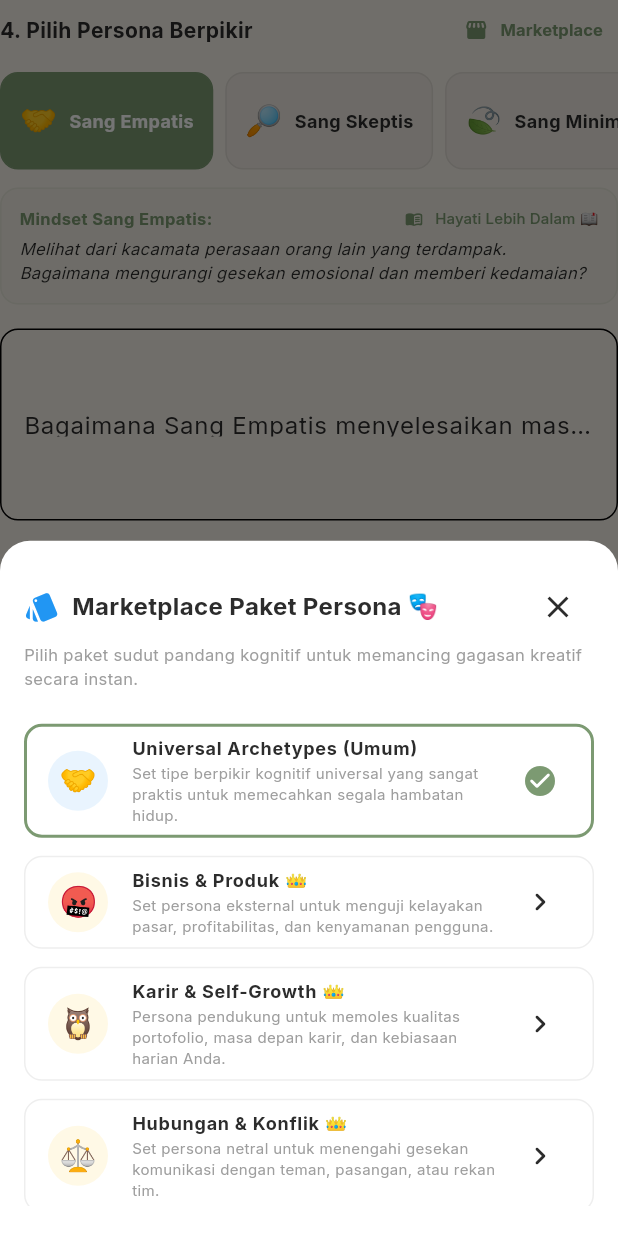
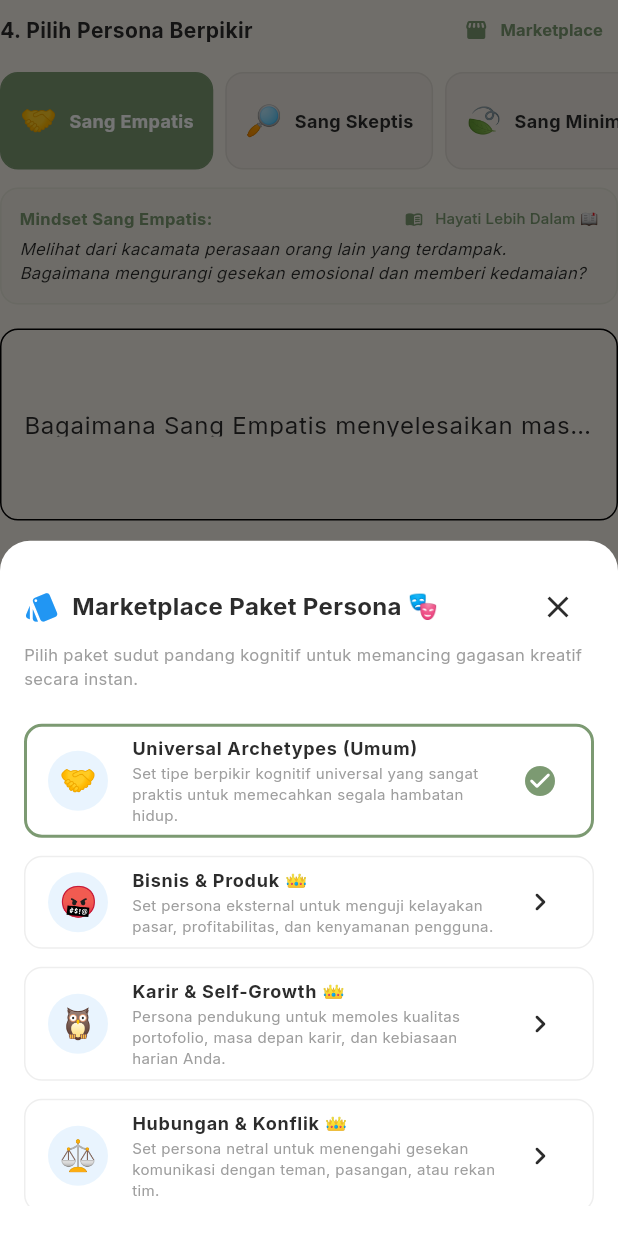
Before and after one commit to fajarkurnia0388/life-tree, a Flutter app: the RoleStormingWorkspace widget shown alone on an empty page, opened directly with empty values, after a tap on "Marketplace", on a phone screen of 412 x 824 dp. Run offline on Flutter 3.47's test engine with Material 3 defaults, Android fonts, the phone set to English and light mode, and no system bars; our stand-ins replace drift, flutter_local_notifications, flutter_riverpod, go_router, share_plus, timezone; accounts and stored records are empty; generated files the repository leaves out were written again.

```diff
--- a/app/lib/src/core/theme/theme.dart
+++ b/app/lib/src/core/theme/theme.dart
@@ -8,7 +8,8 @@ import '../../data/local_db/database.dart';
 import 'package:drift/drift.dart' as drift;
 
 class CalmTheme {
-  // Daoji Premium Palette (Aligned with landing page)
+  // Daoji brand palette (aligned with landing page).
+  // NOTE: "Premium" here means visual quality only — NOT a paid product tier.
   static const Color obsidian = Color(0xFF050807);
   static const Color daoSurface = Color(0xFF13231C);
   static const Color daoSurfaceElevated = Color(0xFF1A332A);
--- a/app/lib/src/features/dashboard/services/dashboard_action_service.dart
+++ b/app/lib/src/features/dashboard/services/dashboard_action_service.dart
@@ -20,6 +20,9 @@ class DashboardActionService {
     );
   }
 
+  /// RESIDUAL NAME: not a store purchase.
+  /// Locally unlocks a tree skin in SQLite. No money, no IAP, no receipt.
+  /// Prefer [unlockUserSkinLocally] mentally; keep name for call-site compatibility.
   Future<void> purchaseUserSkin(String userId, String updatedUnlockedSkins, String skinId) async {
     await (db.update(db.userProfiles)
           ..where((tbl) => tbl.userId.equals(userId)))
--- a/app/lib/src/features/dashboard/widgets/growth_map/growth_map_node.dart
+++ b/app/lib/src/features/dashboard/widgets/growth_map/growth_map_node.dart
@@ -151,7 +151,7 @@ class FruitNode extends GrowthMapNode {
   const FruitNode({
     required super.id,
     required super.label,
-    super.icon = Icons.workspace_premium_outlined,
+    super.icon = Icons.workspace_premium_outlined, // Material icon name only; not app billing
     super.position,
     required super.semanticLabel,
     required this.domainTag,
--- a/app/lib/src/features/thinking_canvas/widgets/thinking_canvas_onboarding_dialog.dart
+++ b/app/lib/src/features/thinking_canvas/widgets/thinking_canvas_onboarding_dialog.dart
@@ -1,5 +1,6 @@
 import 'package:flutter/material.dart';
 
+// RESIDUAL: avoid "premium" in user copy — no paid tier is implemented.
 class ThinkingCanvasOnboardingDialog extends StatefulWidget {
   final ValueChanged<String> onMethodSelected;
   final bool initialDontShowAgain;
@@ -39,7 +40,7 @@ class _ThinkingCanvasOnboardingDialogState
     {
       'title': '2. Pilih Metode Berpikir 🧠',
       'desc':
-          'Kami mendukung 21 metode kognitif premium dengan panduan coretan kertas dan editor interaktif (seperti Mind Map, Slot Machine, Teratai Radial, dll) untuk memicu ide terbaik Anda.',
+          'Kami mendukung puluhan metode berpikir terpandu dengan panduan coretan kertas dan editor interaktif (seperti Mind Map, Slot Machine, Teratai Radial, dll) untuk memicu ide terbaik Anda.',
     },
     {
       'title': '3. Corat-Coret Tanpa Gangguan ✍️',
--- a/app/lib/src/features/thinking_canvas/widgets/workspaces/brainstorm_workspaces.dart
+++ b/app/lib/src/features/thinking_canvas/widgets/workspaces/brainstorm_workspaces.dart
@@ -600,6 +600,7 @@ class PersonaPackage {
   final String id;
   final String title;
   final String desc;
+  /// Residual only — not billing. Do not lock packs on this flag.
   final bool isPremium;
   final List<PersonaModel> personas;
 
@@ -658,7 +659,7 @@ class PersonaPackage {
       title: 'Bisnis & Produk 👑',
       desc:
           'Set persona eksternal untuk menguji kelayakan pasar, profitabilitas, dan kenyamanan pengguna.',
-      isPremium: true,
+      isPremium: false, // residual: was true; monetization disabled
       personas: [
         PersonaModel(
           name: 'Pelanggan Cerewet',
@@ -691,7 +692,7 @@ class PersonaPackage {
       title: 'Karir & Self-Growth 👑',
       desc:
           'Persona pendukung untuk memoles kualitas portofolio, masa depan karir, dan kebiasaan harian Anda.',
-      isPremium: true,
+      isPremium: false, // residual: was true; monetization disabled
       personas: [
         PersonaModel(
           name: 'Mentor Bijaksana',
@@ -724,7 +725,7 @@ class PersonaPackage {
       title: 'Hubungan & Konflik 👑',
       desc:
           'Set persona netral untuk menengahi gesekan komunikasi dengan teman, pasangan, atau rekan tim.',
-      isPremium: true,
+      isPremium: false, // residual: was true; monetization disabled
       personas: [
         PersonaModel(
           name: 'Mediator Netral',
@@ -864,7 +865,7 @@ class _RoleStormingWorkspaceState extends State<RoleStormingWorkspace> {
                               width: 40,
                               height: 40,
                               decoration: BoxDecoration(
-                                color: pkg.isPremium
+                                color: false && pkg.isPremium // residual paywall styling disabled
                                     ? Colors.amber.withValues(alpha: 0.1)
                                     : Colors.blue.withValues(alpha: 0.1),
                                 shape: BoxShape.circle,
--- a/app/lib/src/features/thinking_canvas/widgets/workspaces/morphological_workspace.dart
+++ b/app/lib/src/features/thinking_canvas/widgets/workspaces/morphological_workspace.dart
@@ -1,3 +1,5 @@
+// RESIDUAL: MorphologicalTemplate.isPremium is NOT billing.
+// All templates are free. Do not gate UI on isPremium.
 import 'dart:async';
 import 'dart:math';
 import 'package:flutter/material.dart';
@@ -10,6 +12,7 @@ class MorphologicalTemplate {
   final String title;
   final String description;
   final String category;
+  /// Residual catalog flag — unused for paywall. Prefer ignoring.
   final bool isPremium;
   final Map<String, List<String>> dimensions;
 
@@ -78,7 +81,7 @@ class MorphologicalTemplate {
       title: 'Game Indie Kreatif 🎮',
       description: 'Kombinasi mekanik dan gaya visual untuk game indie Anda.',
       category: 'Game',
-      isPremium: true,
+      isPremium: false, // residual: was true; monetization disabled
       dimensions: {
         'Genre': ['Roguelike', 'Cozy Puzzle', 'Deckbuilder', 'Metroidvania'],
         'Gaya Visual': [
```
Also changed, not shown: app/lib/src/features/dashboard/widgets/skin_shop_bottom_sheet.dart (+19 -7 lines), app/lib/src/features/thinking_canvas/domain/thinking_method.dart (+27 -16 lines), 1 other file.
